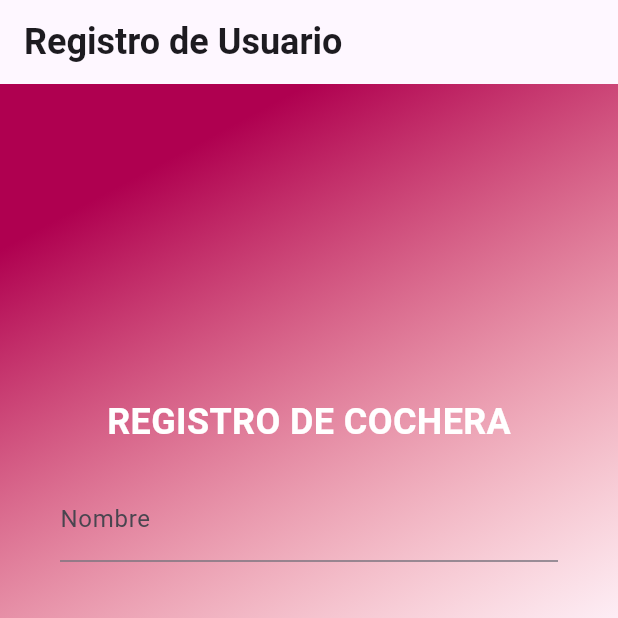
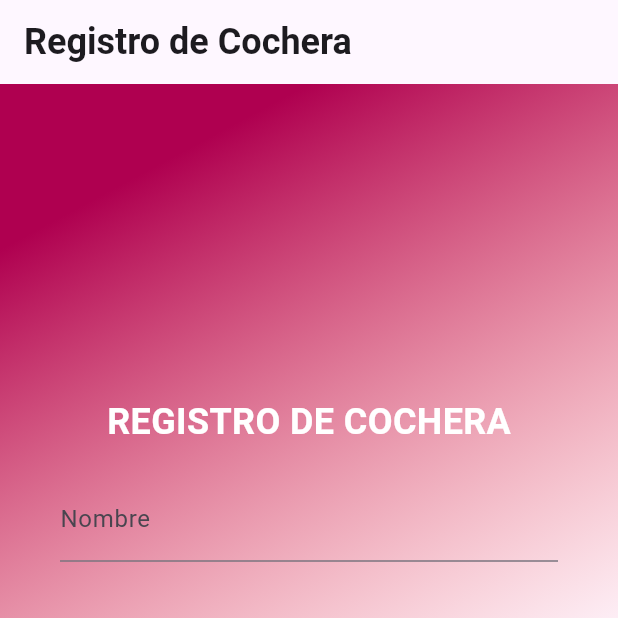
Before and after one commit to PabloCorrera/ProyectoFinalG1, a Flutter app: the GarageRegister screen opened by its route, on a phone screen of 412 x 824 dp, the top half of it. Run offline on Flutter 3.47's test engine with Material 3 defaults, Android fonts, the phone set to English and light mode, and no system bars; our stand-ins replace cloud_firestore, firebase_auth, firebase_core, font_awesome_flutter, go_router, google_sign_in; accounts and stored records are empty.

```diff
--- a/proyecto_final/lib/pages/garage_register.dart
+++ b/proyecto_final/lib/pages/garage_register.dart
@@ -30,7 +30,7 @@ class GarageRegister extends StatelessWidget {
 
   Widget _title () {
     return const Text (
-      'Registro de Usuario',
+      'Registro de Cochera',
       style: TextStyle(
         fontSize: 24,
         fontWeight: FontWeight.bold,
```
